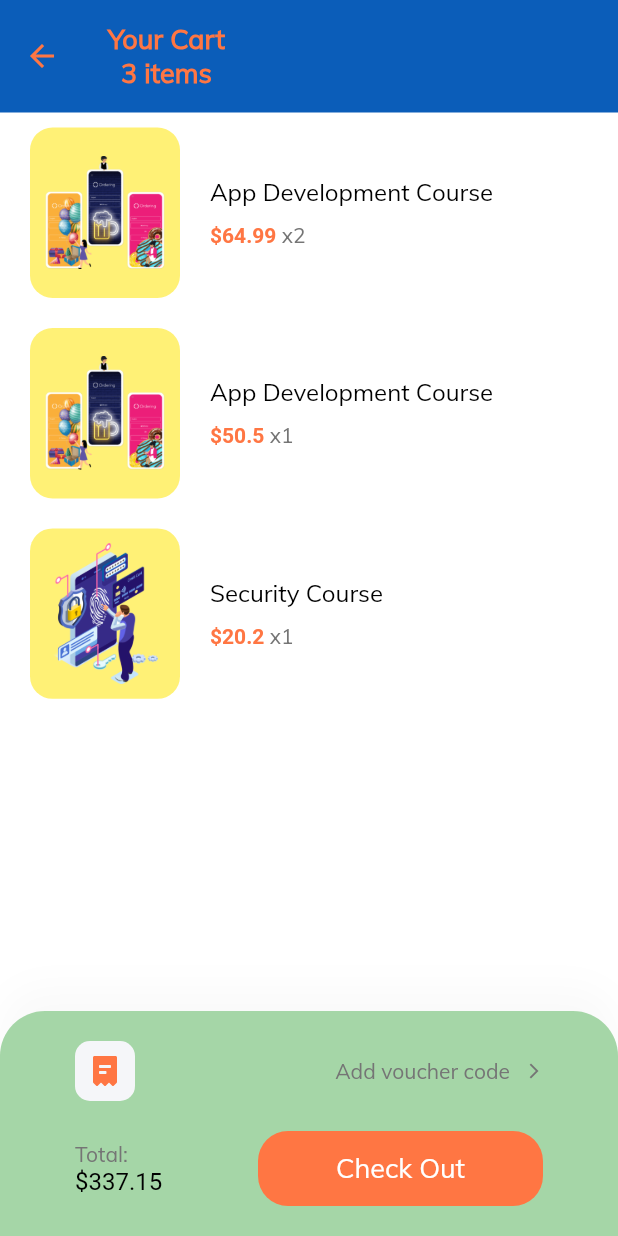
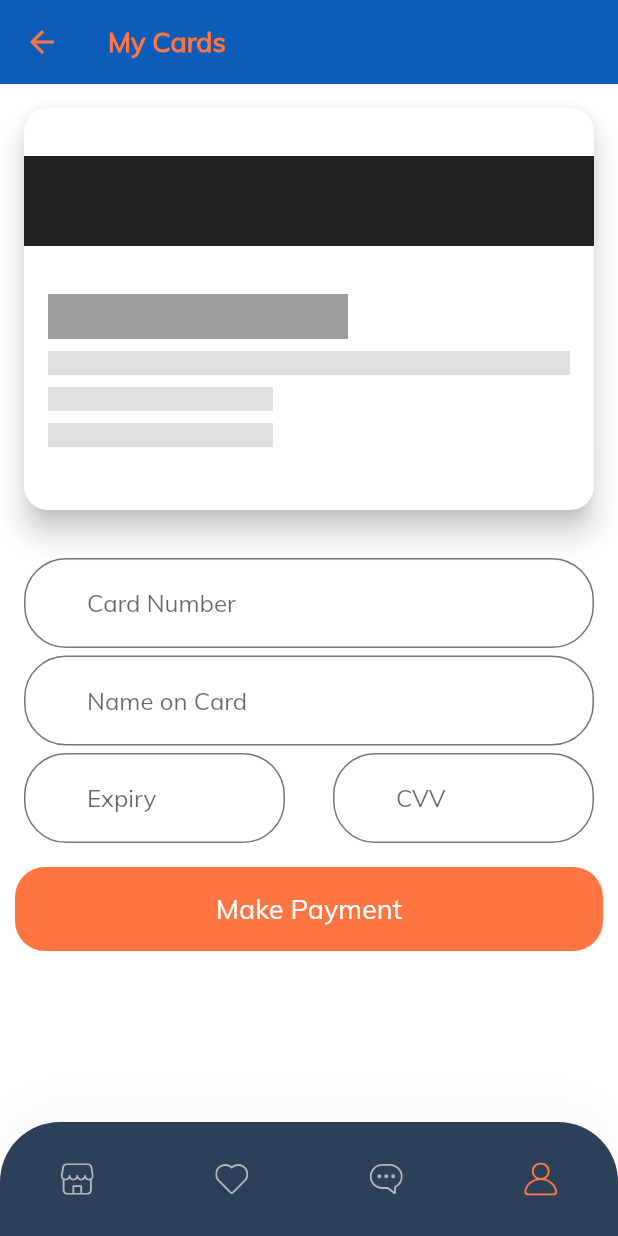
Before and after one commit to Tamim365/online-academy, a Flutter app: the CartScreen screen opened by its route, after a tap on "Check Out", on a phone screen of 412 x 824 dp. Run offline on Flutter 3.47's test engine with Material 2 defaults, Android fonts, the phone set to English and light mode, and no system bars; our stand-ins replace flutter_screenutil, flutter_svg.

Commit message:
payment screen added

```diff
--- a/lib/cart/components/check_out_card.dart
+++ b/lib/cart/components/check_out_card.dart
@@ -1,3 +1,4 @@
+import 'package:design_course/payment/paymentScreen.dart';
 import 'package:flutter/material.dart';
 import 'package:flutter_svg/flutter_svg.dart';
 import 'package:design_course/components/default_button.dart';
@@ -85,7 +86,24 @@ class CheckoutCard extends StatelessWidget {
                   height: 50,
                   child: DefaultButton(
                     text: "Check Out",
-                    press: () {},
+                    press: () {
+                      Navigator.push(
+                          context,
+                          PageRouteBuilder(
+                            transitionDuration: Duration(milliseconds: 300),
+                            transitionsBuilder:
+                                (context, animation, animationTime, child) {
+                              return ScaleTransition(
+                                scale: animation,
+                                alignment: Alignment.bottomCenter,
+                                child: child,
+                              );
+                            },
+                            pageBuilder: (context, animation, animationTime) {
+                              return PaymentScreen();
+                            },
+                          ));
+                    },
                   ),
                 ),
               ],
--- a/lib/main.dart
+++ b/lib/main.dart
@@ -1,4 +1,5 @@
 import 'package:design_course/live_stream/liveStreamScreen.dart';
+import 'package:design_course/payment/paymentScreen.dart';
 import 'package:design_course/routes.dart';
 import 'package:design_course/splash/components/splash_content.dart';
 import 'package:design_course/splash/splash_screen.dart';
@@ -21,7 +22,7 @@ class MyApp extends StatelessWidget {
     return MaterialApp(
       debugShowCheckedModeBanner: false,
       theme: theme(),
-      initialRoute: HomeUi.routeName,
+      initialRoute: SplashScreen.routeName,
       routes: routes,
     );
   }
--- /dev/null
+++ b/lib/payment/card_back.dart
@@ -0,0 +1,82 @@
+import 'package:flutter/material.dart';
+import 'dart:math';
+
+class CardBackView extends StatelessWidget {
+  final String cvvNumber;
+
+  const CardBackView({Key key, this.cvvNumber}) : super(key : key);
+
+  @override
+  Widget build(BuildContext context) {
+    return Transform(
+      transform: Matrix4.identity()
+        ..setEntry(3, 2, 0.001)
+        ..rotateY(pi * 1),
+      origin: Offset(MediaQuery.of(context).size.width / 2, 0),
+      child: Container(
+        width: 500,
+        height: 300,
+        color: Colors.white,
+        child: Card(
+          shape: RoundedRectangleBorder(
+            borderRadius: BorderRadius.circular(16)
+          ),
+          elevation: 8,
+          margin: EdgeInsets.all(16),
+          child: Column(
+            crossAxisAlignment: CrossAxisAlignment.start,
+            children: <Widget>[
+              SizedBox(
+                height: 32,
+              ),
+              Container(
+                height: 60,
+                color: Colors.black87
+              ),
+              SizedBox(
+                height: 16,
+              ),
+              Padding(
+                padding: const EdgeInsets.all(16),
+                child: Column(
+                  crossAxisAlignment: CrossAxisAlignment.start,
+                  children: <Widget>[
+                    Row(
+                      children: <Widget>[
+                        Container(
+                          alignment: Alignment.centerLeft,
+                          height: 30,
+                          width: 200,
+                          color: Colors.grey
+                        ),
+                        SizedBox(width: 32),
+                        Text(cvvNumber, style: TextStyle(fontStyle: FontStyle.italic, fontWeight: FontWeight.bold, fontSize: 18))
+                      ]
+                    ),
+                    SizedBox(height: 8,),
+                    Container(
+                      height: 16,
+                      color: Colors.black12
+                    ),
+                    SizedBox(height: 8,),
+                    Container(
+                      height: 16,
+                      width: 150,
+                      color: Colors.black12
+                    ),
+                    SizedBox(height: 8,),
+                    Container(
+                      height: 16,
+                      width: 150,
+                      color: Colors.black12
+                    ),
+                  ],
+                ),
+              ),
+            ]
+          ),
+        ),
+      ),
+    );
+  }
+}
--- /dev/null
+++ b/lib/payment/card_front.dart
@@ -0,0 +1,84 @@
+import 'package:design_course/AppTheme/appthemeColors.dart';
+import 'package:flutter/material.dart';
+import 'paymentScreen.dart';
+
+class CardFrontView extends StatelessWidget {
+  final String cardNumber;
+
+  CardFrontView({Key key, this.cardNumber}) : super(key: key) {
+    _formattedCardNumber = this.cardNumber.padRight(16, '*');
+    _formattedCardNumber = _formattedCardNumber.replaceAllMapped(
+        RegExp(r".{4}"), (match) => "${match.group(0)}");
+  }
+
+  String _formattedCardNumber;
+
+  @override
+  Widget build(BuildContext context) {
+    return Container(
+      width: 500,
+      height: 300,
+      child: Card(
+        shape: RoundedRectangleBorder(borderRadius: BorderRadius.circular(16)),
+        color: Color.fromRGBO(0, 30, 108, 1),
+        margin: EdgeInsets.all(16),
+        elevation: 8,
+        child: Padding(
+            padding: const EdgeInsets.all(32),
+            child: Column(
+              mainAxisAlignment: MainAxisAlignment.spaceBetween,
+              crossAxisAlignment: CrossAxisAlignment.start,
+              children: <Widget>[
+                Align(
+                  alignment: Alignment.topRight,
+                  child: Image.asset(
+                    "assets/images/visa.png",
+                    height: 70,
+                  ),
+                ),
+                SizedBox(height: 25),
+                Text(
+                  _formattedCardNumber,
+                  textAlign: TextAlign.start,
+                  style: TextStyle(
+                      fontSize: 28,
+                      letterSpacing: 2,
+                      fontWeight: FontWeight.w500,
+                      shadows: [
+                        Shadow(color: Colors.black, offset: Offset(2, 1))
+                      ]),
+                ),
+                SizedBox(height: 25),
+                Row(
+                  mainAxisAlignment: MainAxisAlignment.spaceBetween,
+                  children: <Widget>[
+                    Column(
+                      crossAxisAlignment: CrossAxisAlignment.start,
+                      children: <Widget>[
+                        Text('Card Holder'),
+                        Text(
+                          'Mr. XYZ',
+                          style: TextStyle(
+                              fontSize: 20, fontWeight: FontWeight.bold),
+                        )
+                      ],
+                    ),
+                    Column(
+                      crossAxisAlignment: CrossAxisAlignment.start,
+                      children: <Widget>[
+                        Text('Expiry'),
+                        Text(
+                          '10/24',
+                          style: TextStyle(
+                              fontSize: 20, fontWeight: FontWeight.bold),
+                        )
+                      ],
+                    )
+                  ],
+                )
+              ],
+            )),
+      ),
+    );
+  }
+}
--- /dev/null
+++ b/lib/payment/paymentScreen.dart
@@ -0,0 +1,150 @@
+import 'package:design_course/components/coustom_bottom_nav_bar.dart';
+import 'package:design_course/components/default_button.dart';
+import 'package:design_course/enums.dart';
+import 'package:design_course/payment/card_back.dart';
+import 'package:design_course/payment/card_front.dart';
+import 'package:design_course/payment_success/payment_success_screen.dart';
+import 'package:flutter/material.dart';
+import 'dart:math';
+
+class PaymentScreen extends StatefulWidget {
+  static String routeName = "/payment";
+  @override
+  _PaymentScreenState createState() => _PaymentScreenState();
+}
+
+class _PaymentScreenState extends State<PaymentScreen>
+    with SingleTickerProviderStateMixin {
+  double _rotationFactor = 0;
+  TextEditingController _cardNumberController, _cvvController;
+  AnimationController _flipAnimationController;
+  Animation<double> _flipAnimation;
+  FocusNode _cvvFocus;
+
+  String _cardNumber = '';
+  String _cvvNumber = '';
+
+  _PaymentScreenState() {
+    _cardNumberController = TextEditingController();
+    _cvvController = TextEditingController();
+    _cvvFocus = FocusNode();
+
+    _cardNumberController.addListener(() {
+      _cardNumber = _cardNumberController.text;
+      setState(() {});
+    });
+
+    _cvvController.addListener(() {
+      _cvvNumber = _cvvController.text;
+      setState(() {});
+    });
+
+    _cvvFocus.addListener(() {
+      _cvvFocus.hasFocus
+          ? _flipAnimationController.forward()
+          : _flipAnimationController.reverse();
+    });
+  }
+
+  @override
+  void initState() {
+    super.initState();
+
+    _flipAnimationController =
+        AnimationController(vsync: this, duration: Duration(milliseconds: 350));
+
+    _flipAnimation =
+        Tween<double>(begin: 0, end: 1).animate(_flipAnimationController)
+          ..addListener(() {
+            setState(() {});
+          });
+
+    _flipAnimationController.forward();
+  }
+
+  Widget build(BuildContext context) {
+    return Scaffold(
+      appBar: AppBar(
+        title: Text('My Cards'),
+      ),
+      bottomNavigationBar: CustomBottomNavBar(
+        selectedMenu: MenuState.profile,
+      ),
+      body: Center(
+        child: ListView(
+          children: <Widget>[
+            Transform(
+                transform: Matrix4.identity()
+                  ..setEntry(3, 2, 0.001)
+                  ..rotateY(pi * _flipAnimation.value),
+                origin: Offset(MediaQuery.of(context).size.width / 2, 0),
+                child: _flipAnimation.value < 0.5
+                    ? CardFrontView(cardNumber: _cardNumber)
+                    : CardBackView(cvvNumber: _cvvNumber)),
+            // Slider(
+            //   onChanged: (double value){
+            //     setState(() {
+            //       _rotationFactor = value;
+            //     });
+            //   },
+            //   value: _rotationFactor
+            // )
+            Container(
+              padding: EdgeInsets.all(16),
+              child: Column(children: <Widget>[
+                TextField(
+                  decoration: InputDecoration(hintText: 'Card Number'),
+                  controller: _cardNumberController,
+                ),
+                SizedBox(height: 5),
+                TextField(
+                  decoration: InputDecoration(hintText: 'Name on Card'),
+                ),
+                SizedBox(height: 5),
+                Row(children: <Widget>[
+                  Expanded(
+                      flex: 1,
+                      child: TextField(
+                        decoration: InputDecoration(hintText: 'Expiry'),
+                      )),
+                  SizedBox(width: 32),
+                  Expanded(
+                      flex: 1,
+                      child: TextField(
+                        decoration: InputDecoration(hintText: 'CVV'),
+                        controller: _cvvController,
+                        focusNode: _cvvFocus,
+                      )),
+                ])
+              ]),
+            ),
+            Container(
+              padding: EdgeInsets.only(left: 10, right: 10),
+              child: DefaultButton(
+                text: "Make Payment",
+                press: () {
+                  Navigator.push(
+                      context,
+                      PageRouteBuilder(
+                        transitionDuration: Duration(milliseconds: 300),
+                        transitionsBuilder:
+                            (context, animation, animationTime, child) {
+                          return ScaleTransition(
+                            scale: animation,
+                            alignment: Alignment.bottomCenter,
+                            child: child,
+                          );
+                        },
+                        pageBuilder: (context, animation, animationTime) {
+                          return PaymentSuccessScreen();
+                        },
+                      ));
+                },
+              ),
+            ),
+          ],
+        ),
+      ),
+    );
+  }
+}
--- /dev/null
+++ b/lib/payment_success/components/body.dart
@@ -0,0 +1,40 @@
+import 'package:flutter/material.dart';
+import 'package:design_course/components/default_button.dart';
+import 'package:design_course/HomeScreen/homeUi.dart';
+import 'package:design_course/size_config.dart';
+
+class Body extends StatelessWidget {
+  @override
+  Widget build(BuildContext context) {
+    return Column(
+      children: [
+        SizedBox(height: MediaQuery.of(context).size.height * 0.04),
+        Image.asset(
+          "assets/images/success.png",
+          height: MediaQuery.of(context).size.height * 0.4, //40%
+        ),
+        SizedBox(height: MediaQuery.of(context).size.height * 0.08),
+        Text(
+          "Payment Successful",
+          style: TextStyle(
+            fontSize: 30,
+            fontWeight: FontWeight.bold,
+            color: Colors.black,
+          ),
+        ),
+        Spacer(),
+        SizedBox(
+          width: MediaQuery.of(context).size.width * 0.6,
+          child: DefaultButton(
+            text: "Go To Course",
+            press: () {
+              Navigator.of(context)
+                  .push(MaterialPageRoute(builder: (context) => HomeUi()));
+            },
+          ),
+        ),
+        Spacer(),
+      ],
+    );
+  }
+}
--- /dev/null
+++ b/lib/payment_success/payment_success_screen.dart
@@ -0,0 +1,17 @@
+import 'package:flutter/material.dart';
+
+import 'components/body.dart';
+
+class PaymentSuccessScreen extends StatelessWidget {
+  static String routeName = "/payment_success";
+  @override
+  Widget build(BuildContext context) {
+    return Scaffold(
+      appBar: AppBar(
+        leading: SizedBox(),
+        title: Text("Payment Success!"),
+      ),
+      body: Body(),
+    );
+  }
+}
--- a/lib/routes.dart
+++ b/lib/routes.dart
@@ -1,5 +1,7 @@
 import 'package:design_course/cart/cart_screen.dart';
 import 'package:design_course/live_stream/liveCourseListView.dart';
+import 'package:design_course/payment/paymentScreen.dart';
+import 'package:design_course/payment_success/payment_success_screen.dart';
 import 'package:design_course/profile/profile_screen.dart';
 import 'package:flutter/widgets.dart';
 
@@ -27,4 +29,6 @@ final Map<String, WidgetBuilder> routes = {
   LiveStreamScreen.routeName: (context) => LiveStreamScreen(),
   CartScreen.routeName: (context) => CartScreen(),
   ProfileScreen.routeName: (context) => ProfileScreen(),
+  PaymentScreen.routeName: (context) => PaymentScreen(),
+  PaymentSuccessScreen.routeName: (context) => PaymentSuccessScreen(),
 };
--- a/lib/theme.dart
+++ b/lib/theme.dart
@@ -31,7 +31,7 @@ InputDecorationTheme inputDecorationTheme() {
 
 TextTheme textTheme() {
   return TextTheme(
-    bodyText1: TextStyle(color: kTextColor),
+    bodyText1: TextStyle(color: Colors.red),
     bodyText2: TextStyle(color: kTextColor),
   );
 }
```
Also changed, not shown: assets/images/visa.png (added).
